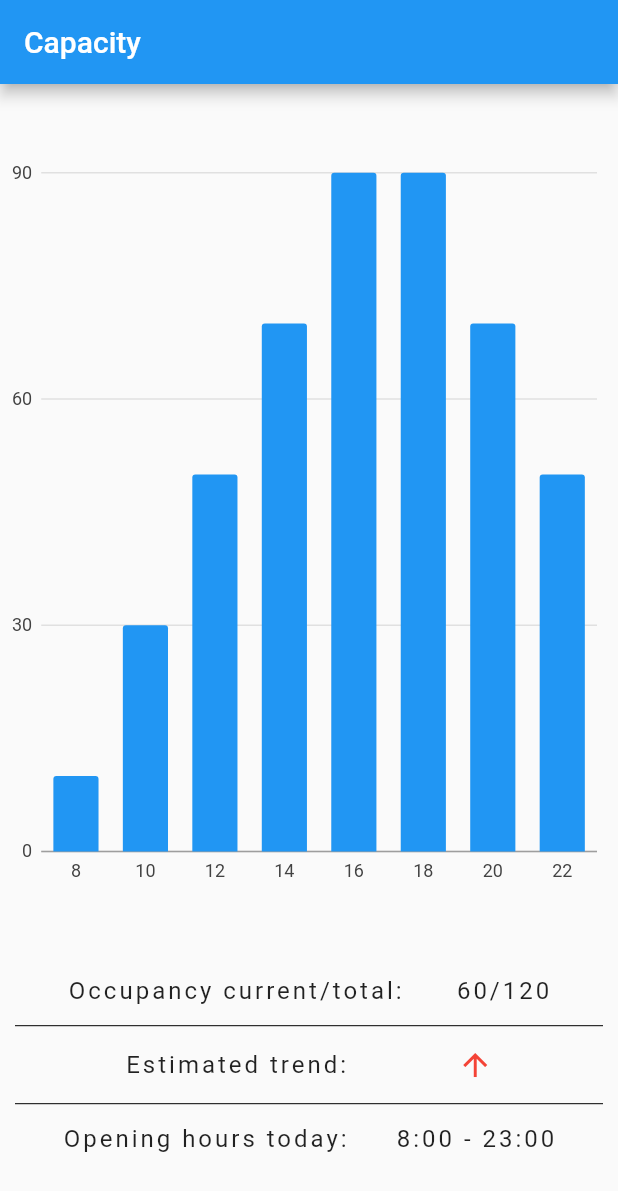
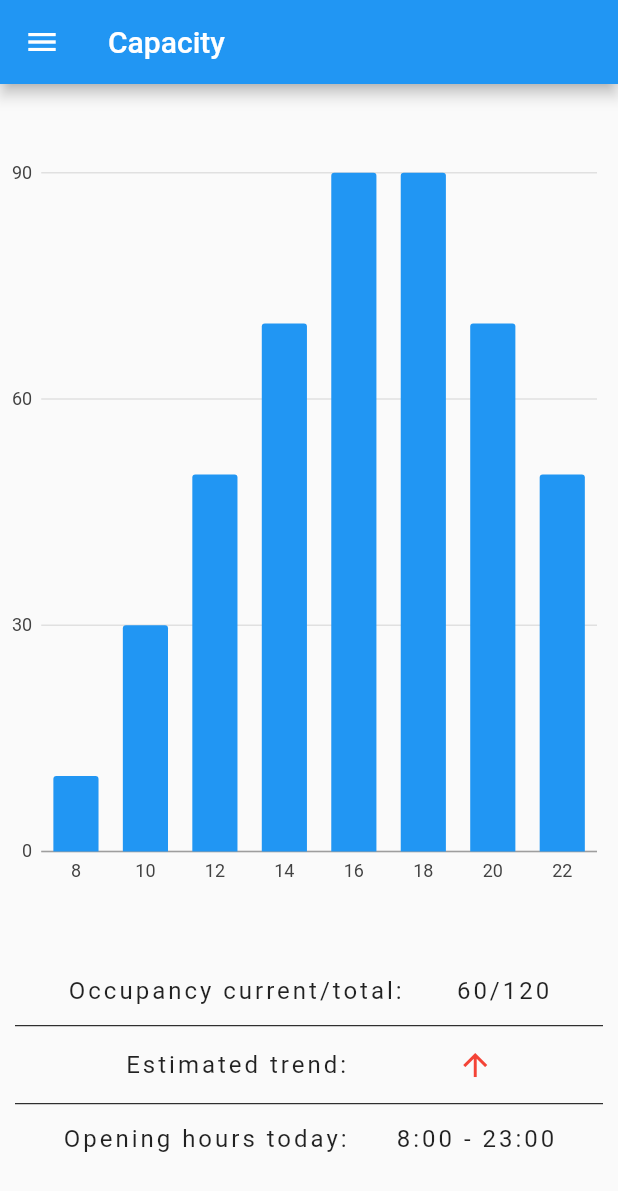
Before and after one commit to mobileappdevhm19/lust-LibraryUniversalSwissTool, a Flutter app: the screen it shows after launch, on a phone screen of 412 x 824 dp. Shown: the top 1191 px of the screen. Run offline on Flutter 3.47's test engine with Material 2 defaults, Android fonts, the phone set to English and light mode, and no system bars; our stand-ins replace charts_flutter.

Commit message:
change capacitypage to extend from statefulpage

```diff
--- a/lust/lib/pages/capacityPage.dart
+++ b/lust/lib/pages/capacityPage.dart
@@ -1,14 +1,29 @@
 import 'package:flutter/material.dart';
+
+import 'package:lust/pages/statefulPage.dart';
+
 import 'package:lust/widgets/capacityPage/capacityGraph.dart';
 import 'package:lust/widgets/capacityPage/capacityInfo.dart';
 
-class CapacityPage extends StatefulWidget {
+import 'package:lust/widgets/utils/menuDrawer.dart';
+
+class CapacityPage extends StatefulPage {
+
+  CapacityPage({this.title = "Capacity", this.icon = Icons.equalizer});
+
+  final String title;
+  final icon;
+
   @override
-  _CapacityPageState createState() => new _CapacityPageState();
+  _CapacityPageState createState() => new _CapacityPageState(title, icon);
 }
 
 class _CapacityPageState extends State<CapacityPage> {
-  final _title = "Capacity";
+
+  _CapacityPageState(this.title, this.icon);
+
+  final String title;
+  final icon;
 
   @override
   Widget build(BuildContext context) {
@@ -17,8 +32,9 @@ class _CapacityPageState extends State<CapacityPage> {
 
     return Scaffold(
         appBar: AppBar(
-          title: Text(_title),
+          title: Text(title),
         ),
+        drawer: MenuDrawer.getDrawer(context),
         body: Center(
           child: Column(
               mainAxisAlignment: MainAxisAlignment.spaceEvenly,
```
